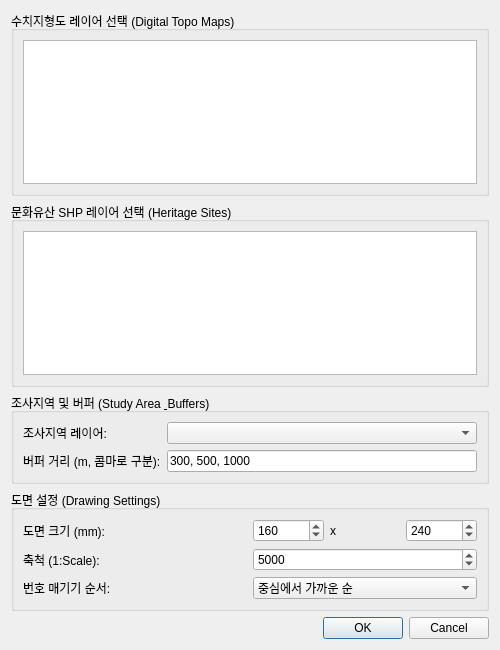
lzpxilfe/ArchDistribution, file arch_distribution_dialog_base.ui: the form before one commit.
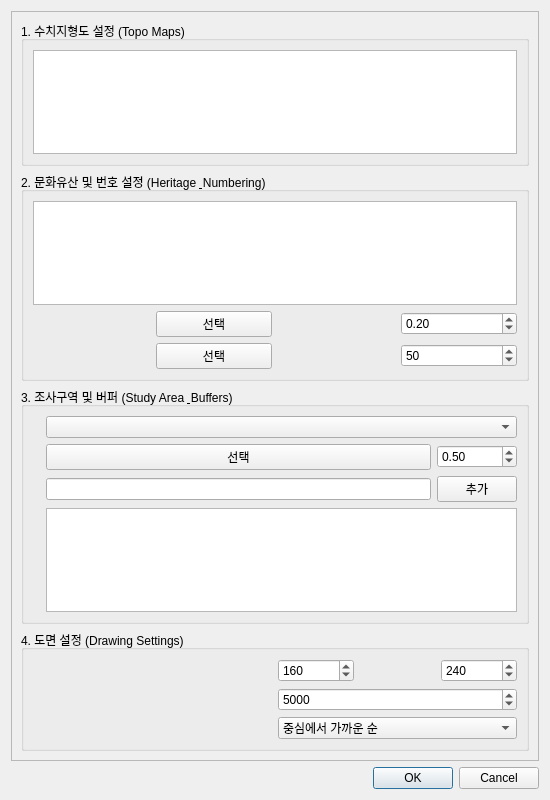
The form after the commit.

Commit message: Implement custom symbology, exclude study area from numbering, and add dynamic buffer UI with tooltips

```diff
--- a/arch_distribution_dialog_base.ui
+++ b/arch_distribution_dialog_base.ui
@@ -6,8 +6,8 @@
    <rect>
     <x>0</x>
     <y>0</y>
-    <width>500</width>
-    <height>650</height>
+    <width>550</width>
+    <height>800</height>
    </rect>
   </property>
   <property name="windowTitle">
@@ -15,81 +15,152 @@
   </property>
   <layout class="QVBoxLayout" name="verticalLayout">
    <item>
-    <widget class="QGroupBox" name="groupBox">
+    <widget class="QScrollArea" name="scrollArea">
+     <property name="widgetResizable">
+      <bool>true</bool>
+     </property>
+     <widget class="QWidget" name="scrollAreaWidgetContents">
+      <layout class="QVBoxLayout" name="verticalLayout_4">
+       <item>
+        <widget class="QGroupBox" name="groupTopo">
      <property name="title">
-      <string>수치지형도 레이어 선택 (Digital Topo Maps)</string>
+          <string>1. 수치지형도 설정 (Topo Maps)</string>
+         </property>
+         <property name="toolTip">
+          <string>현재 QGIS에 로드된 레이어 중 수치지형도를 선택하세요. 도곽선(H0017334)은 자동으로 제거됩니다.</string>
      </property>
      <layout class="QVBoxLayout" name="verticalLayout_2">
       <item>
-       <widget class="QListWidget" name="listTopoLayers">
-        <property name="selectionMode">
-         <enum>QAbstractItemView::NoSelection</enum>
-        </property>
-       </widget>
+           <widget class="QListWidget" name="listTopoLayers"/>
       </item>
      </layout>
     </widget>
    </item>
    <item>
-    <widget class="QGroupBox" name="groupBox_2">
+        <widget class="QGroupBox" name="groupHeritage">
      <property name="title">
-      <string>문화유산 SHP 레이어 선택 (Heritage Sites)</string>
+          <string>2. 문화유산 및 번호 설정 (Heritage &amp; Numbering)</string>
+         </property>
+         <property name="toolTip">
+          <string>주변 유적 레이어를 선택하고 스타일을 지정합니다. 조사구역 내 유적은 번호 매기기에서 제외됩니다.</string>
      </property>
      <layout class="QVBoxLayout" name="verticalLayout_3">
       <item>
-       <widget class="QListWidget" name="listHeritageLayers">
-        <property name="selectionMode">
-         <enum>QAbstractItemView::NoSelection</enum>
-        </property>
-       </widget>
-      </item>
-     </layout>
+           <widget class="QListWidget" name="listHeritageLayers"/>
+          </item>
+          <item>
+           <layout class="QGridLayout" name="gridHeritageStyle">
+            <item row="0" column="0">
+             <widget class="QLabel" name="label_10">
+              <string>외곽선 색상:</string>
+             </widget>
+            </item>
+            <item row="0" column="1">
+             <widget class="QPushButton" name="btnHeritageStrokeColor">
+              <property name="text"><string>선택</string></property>
+             </widget>
+            </item>
+            <item row="0" column="2">
+             <widget class="QLabel" name="label_11">
+              <string>선 두께 (mm):</string>
+             </widget>
+            </item>
+            <item row="0" column="3">
+             <widget class="QDoubleSpinBox" name="spinHeritageStrokeWidth">
+              <property name="value"><double>0.2</double></property>
+             </widget>
+            </item>
+            <item row="1" column="0">
+             <widget class="QLabel" name="label_12">
+              <string>채우기 색상:</string>
+             </widget>
+            </item>
+            <item row="1" column="1">
+             <widget class="QPushButton" name="btnHeritageFillColor">
+              <property name="text"><string>선택</string></property>
+             </widget>
+            </item>
+            <item row="1" column="2">
+             <widget class="QLabel" name="label_13">
+              <string>불투명도 (%):</string>
+             </widget>
+            </item>
+            <item row="1" column="3">
+             <widget class="QSpinBox" name="spinHeritageOpacity">
+              <property name="maximum"><number>100</number></property>
+              <property name="value"><number>50</number></property>
+             </widget>
+            </item>
+           </layout>
+          </item>
+         </layout>
     </widget>
    </item>
    <item>
-    <widget class="QGroupBox" name="groupBox_3">
+        <widget class="QGroupBox" name="groupStudy">
      <property name="title">
-      <string>조사지역 및 버퍼 (Study Area &amp; Buffers)</string>
+          <string>3. 조사구역 및 버퍼 (Study Area &amp; Buffers)</string>
+         </property>
+         <property name="toolTip">
+          <string>중심이 될 조사구역을 선택하고 버퍼 거리를 입력하세요.</string>
      </property>
      <layout class="QGridLayout" name="gridLayout">
       <item row="0" column="0">
        <widget class="QLabel" name="label">
-        <property name="text">
-         <string>조사지역 레이어:</string>
-        </property>
-       </widget>
-      </item>
-      <item row="0" column="1">
+            <string>조사구역 선택:</string>
+           </widget>
+          </item>
+          <item row="0" column="1" colspan="2">
        <widget class="QComboBox" name="comboStudyArea"/>
       </item>
       <item row="1" column="0">
+           <widget class="QLabel" name="label_14">
+            <string>조사구역 선 색상:</string>
+           </widget>
+          </item>
+          <item row="1" column="1">
+           <widget class="QPushButton" name="btnStudyStrokeColor">
+            <property name="text"><string>선택</string></property>
+           </widget>
+          </item>
+          <item row="1" column="2">
+           <widget class="QDoubleSpinBox" name="spinStudyStrokeWidth">
+            <property name="value"><double>0.5</double></property>
+           </widget>
+          </item>
+          <item row="2" column="0">
        <widget class="QLabel" name="label_2">
-        <property name="text">
-         <string>버퍼 거리 (m, 콤마로 구분):</string>
-        </property>
-       </widget>
-      </item>
-      <item row="1" column="1">
-       <widget class="QLineEdit" name="editBuffers">
-        <property name="text">
-         <string>300, 500, 1000</string>
-        </property>
+            <string>버퍼 거리 (m, 추가):</string>
+           </widget>
+          </item>
+          <item row="2" column="1">
+           <widget class="QLineEdit" name="editBufferDistance"/>
+          </item>
+          <item row="2" column="2">
+           <widget class="QPushButton" name="btnAddBuffer">
+            <property name="text"><string>추가</string></property>
+           </widget>
+          </item>
+          <item row="3" column="1" colspan="2">
+           <widget class="QListWidget" name="listBuffers">
+            <property name="maximumHeight"><number>100</number></property>
        </widget>
       </item>
      </layout>
     </widget>
    </item>
    <item>
-    <widget class="QGroupBox" name="groupBox_4">
+        <widget class="QGroupBox" name="groupDrawing">
      <property name="title">
-      <string>도면 설정 (Drawing Settings)</string>
+          <string>4. 도면 설정 (Drawing Settings)</string>
+         </property>
+         <property name="toolTip">
+          <string>출력할 종이 크기와 축척을 설정합니다. 중심점 기준으로 자동 줌인됩니다.</string>
      </property>
      <layout class="QGridLayout" name="gridLayout_2">
       <item row="0" column="0">
        <widget class="QLabel" name="label_3">
-        <property name="text">
          <string>도면 크기 (mm):</string>
-        </property>
        </widget>
       </item>
       <item row="0" column="1">
@@ -105,11 +176,7 @@
          </widget>
         </item>
         <item>
-         <widget class="QLabel" name="label_4">
-          <property name="text">
-           <string>x</string>
-          </property>
-         </widget>
+             <widget class="QLabel" name="label_4"><string>x</string></widget>
         </item>
         <item>
          <widget class="QSpinBox" name="spinHeight">
@@ -124,44 +191,28 @@
        </layout>
       </item>
       <item row="1" column="0">
-       <widget class="QLabel" name="label_5">
-        <property name="text">
-         <string>축척 (1:Scale):</string>
-        </property>
-       </widget>
+           <widget class="QLabel" name="label_5"><string>축척 (1:Scale):</string></widget>
       </item>
       <item row="1" column="1">
        <widget class="QSpinBox" name="spinScale">
-        <property name="maximum">
-         <number>100000</number>
-        </property>
-        <property name="value">
-         <number>5000</number>
-        </property>
+            <property name="maximum"><number>1000000</number></property>
+            <property name="value"><number>5000</number></property>
        </widget>
       </item>
       <item row="2" column="0">
-       <widget class="QLabel" name="label_6">
-        <property name="text">
-         <string>번호 매기기 순서:</string>
-        </property>
-       </widget>
+           <widget class="QLabel" name="label_6"><string>번호 순서:</string></widget>
       </item>
       <item row="2" column="1">
        <widget class="QComboBox" name="comboSortOrder">
-        <item>
-         <property name="text">
-          <string>중심에서 가까운 순</string>
-         </property>
-        </item>
-        <item>
-         <property name="text">
-          <string>위에서 아래로 (지리적)</string>
-         </property>
-        </item>
+            <item><property name="text"><string>중심에서 가까운 순</string></property></item>
+            <item><property name="text"><string>위에서 아래로 (지리적)</string></property></item>
+           </widget>
+          </item>
+         </layout>
        </widget>
       </item>
      </layout>
+     </widget>
     </widget>
    </item>
    <item>
```
Left out of the diff: 41 changed lines with no effect on the pictures. Lines whose indentation alone changed are shown as unchanged. The commit also changes 2 other files.
